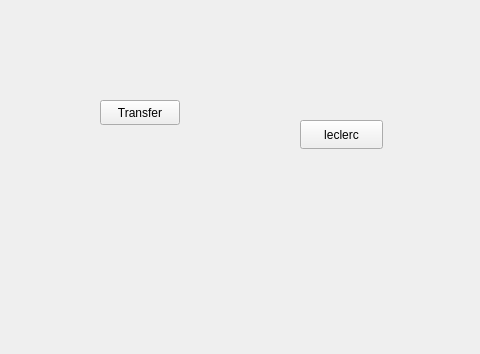
Hulahup01/BankSystem, file Swift/mainwindow.ui: the form before one commit; both pictures show x 0 to 480 and y 0 to 354 of the 800 by 600 pixel window.
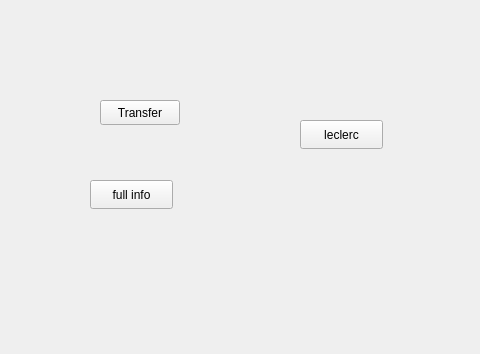
The form after the commit.

```diff
--- a/Swift/mainwindow.ui
+++ b/Swift/mainwindow.ui
@@ -40,6 +40,19 @@
      <string>leclerc</string>
     </property>
    </widget>
+   <widget class="QPushButton" name="pushButton_3">
+    <property name="geometry">
+     <rect>
+      <x>90</x>
+      <y>180</y>
+      <width>83</width>
+      <height>29</height>
+     </rect>
+    </property>
+    <property name="text">
+     <string>full info</string>
+    </property>
+   </widget>
   </widget>
   <widget class="QMenuBar" name="menubar">
    <property name="geometry">
```
